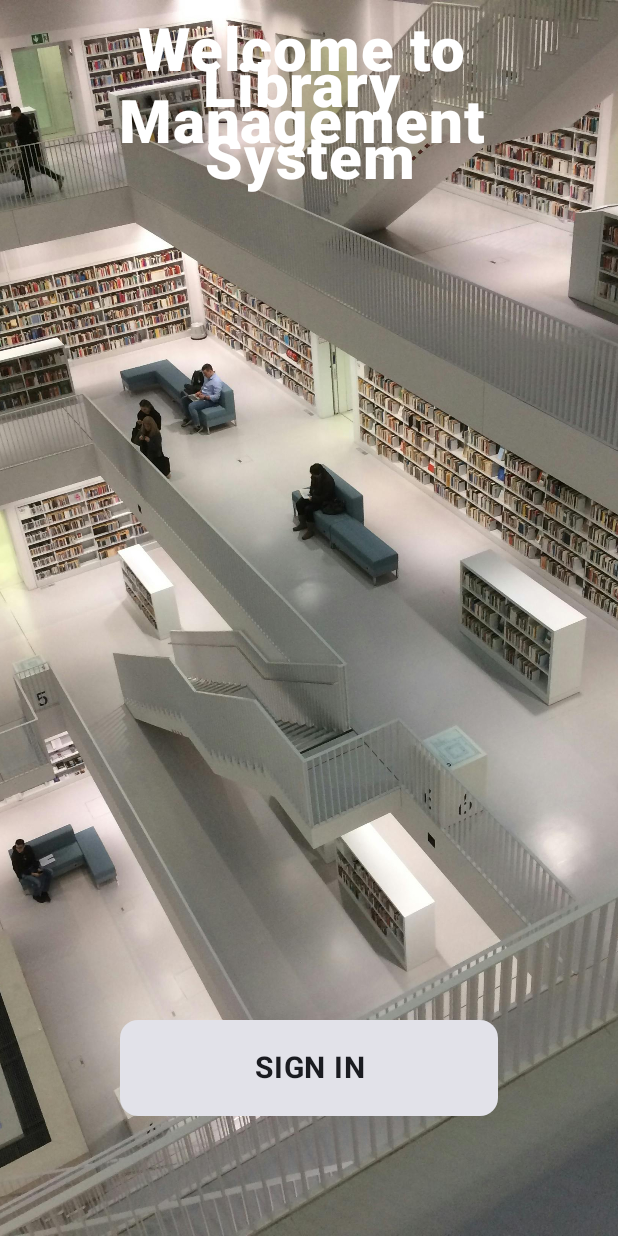
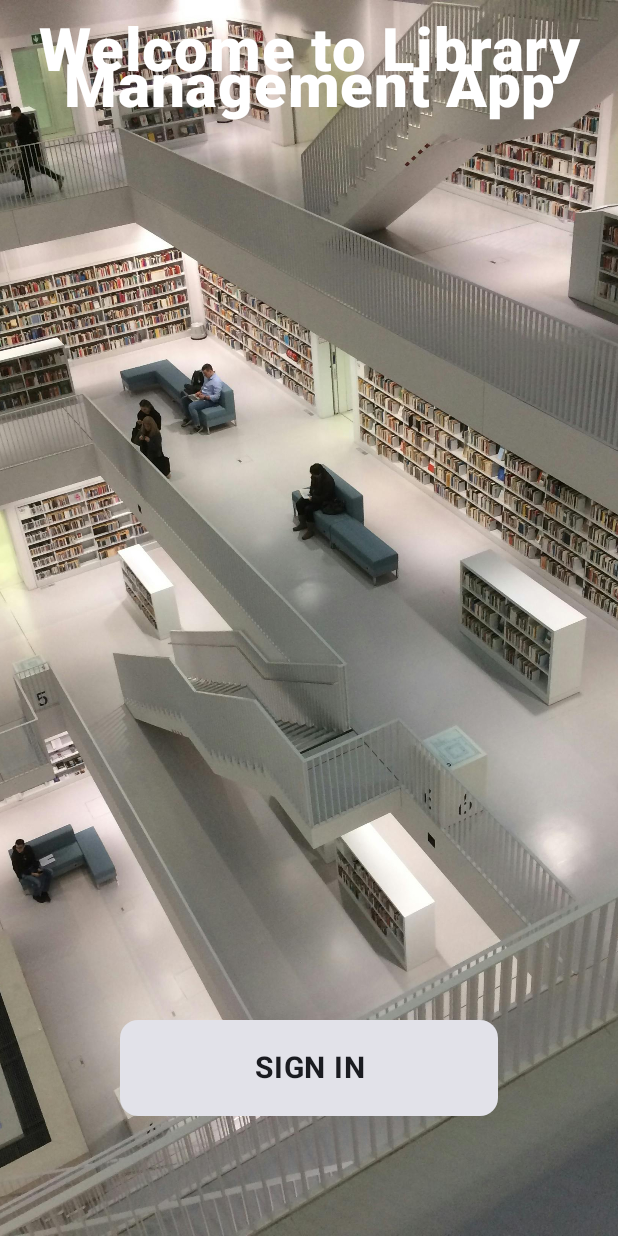
Before and after one commit to w-paul-g/Library-Management-App, an Android app built with Jetpack Compose: the screen it shows after launch (MainActivity), on a phone screen of 412 x 824 dp. Run offline under Robolectric (Android 15) with nearby library versions, the phone set to English and light mode, and no system bars.

Commit message:
initial commit

```diff
--- a/LibraryManagementSystem/app/src/main/java/com/me/librarymanagementsystem/ui/welcome/welcome.kt
+++ b/LibraryManagementSystem/app/src/main/java/com/me/librarymanagementsystem/ui/welcome/welcome.kt
@@ -61,10 +61,7 @@ fun WelcomeScreen(
 
                     Text(
                             text = """
-                                Welcome to
-                                Library
-                                Management
-                                System
+                                Welcome to Library Management App
                                 """.trimIndent(),
                             color = Color.White,
                             textAlign = TextAlign.Center,
@@ -124,6 +121,6 @@ fun WelcomeScreen(
     showSystemUi = true
 )
 @Composable
-fun Preview(){
+fun MyPreview(){
     WelcomeScreen(navController = rememberNavController())
 }
```
Also changed, not shown: LibraryManagementSystem/app/src/main/java/com/me/librarymanagementsystem/ui/books/manageBorrowedBooks.kt (+5 -2 lines).
